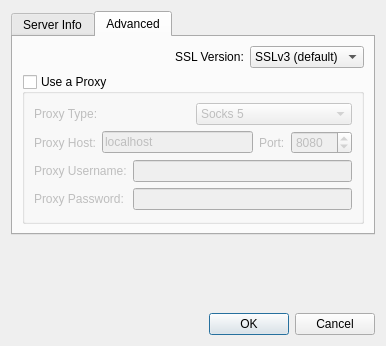
Old version of the form src/qtui/settingspages/servereditdlg.ui in the repository quassel/quassel.
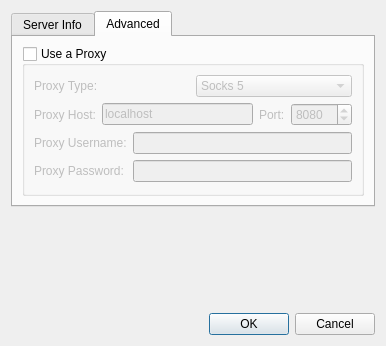
New version of the form. The open tabs and pages were chosen to show the change. Icons and pictures are not drawn.

Commit message: Use autonegotiation to choose an SSL protocol. Previously, the user manually configured which SSL protocol to use when connecting to IRC.  The default was SSLv3.  A better idea is to allow Qt to automatically negotiate the best protocol out of the available secure protocols, which this patch implements.

The edit to the form file:
```diff
--- a/src/qtui/settingspages/servereditdlg.ui
+++ b/src/qtui/settingspages/servereditdlg.ui
@@ -119,52 +119,6 @@
        <string>Advanced</string>
       </attribute>
       <layout class="QVBoxLayout" name="verticalLayout_2">
-       <item>
-        <layout class="QHBoxLayout" name="horizontalLayout">
-         <item>
-          <spacer name="horizontalSpacer">
-           <property name="orientation">
-            <enum>Qt::Horizontal</enum>
-           </property>
-           <property name="sizeHint" stdset="0">
-            <size>
-             <width>40</width>
-             <height>20</height>
-            </size>
-           </property>
-          </spacer>
-         </item>
-         <item>
-          <widget class="QLabel" name="label_3">
-           <property name="text">
-            <string>SSL Version:</string>
-           </property>
-          </widget>
-         </item>
-         <item>
-          <widget class="QComboBox" name="sslVersion">
-           <property name="toolTip">
-            <string>Do not change unless you're going to connect to a server not supporting SSLv3!</string>
-           </property>
-           <item>
-            <property name="text">
-             <string>SSLv3 (default)</string>
-            </property>
-           </item>
-           <item>
-            <property name="text">
-             <string>SSLv2</string>
-            </property>
-           </item>
-           <item>
-            <property name="text">
-             <string>TLSv1</string>
-            </property>
-           </item>
-          </widget>
-         </item>
-        </layout>
-       </item>
        <item>
         <widget class="QGroupBox" name="useProxy">
          <property name="title">
```
Left out of the diff: 1 changed line with no effect on the pictures. The commit also changes 2 other files.
